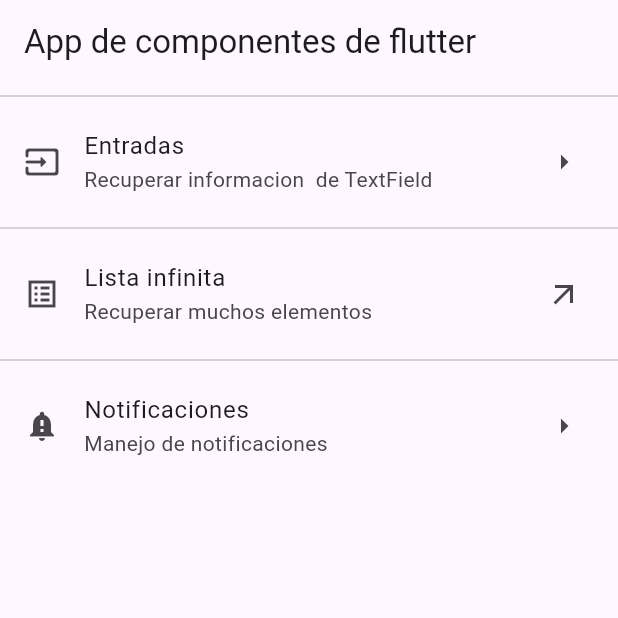
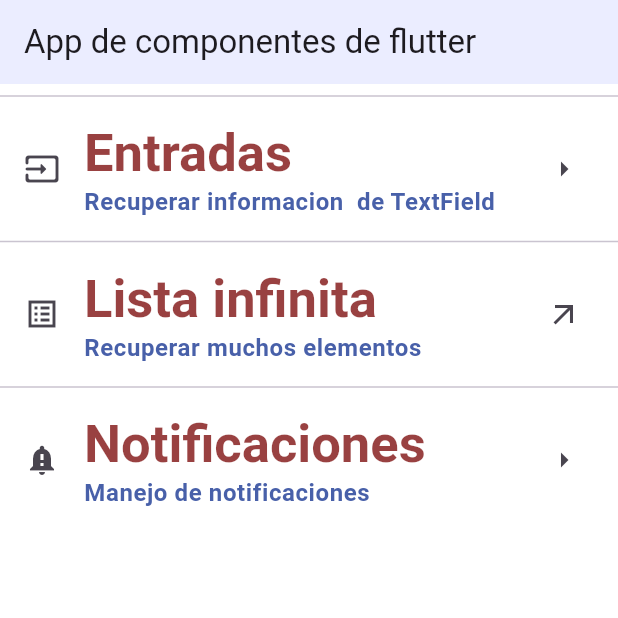
Before and after one commit to SantiagoHM27/componentes_flutter, a Flutter app: the screen it shows after launch, on a phone screen of 412 x 824 dp, the top half of it. Run offline on Flutter 3.47's test engine with Material 3 defaults, Android fonts, the phone set to English and light mode, and no system bars.

Commit message:
Creating a ThemeData for thr app

```diff
--- a/lib/home_screen.dart
+++ b/lib/home_screen.dart
@@ -10,27 +10,42 @@ class HomeScreen extends StatelessWidget {
         title: const Text('App de componentes de flutter'),
       ),
         body:  ListView(
-          children: const [
-            Divider(),
+          children: <Widget> [
+            const Divider(),
             ListTile(
-              title: Text('Entradas'),
-              subtitle: Text('Recuperar informacion  de TextField'),
-              leading: Icon(Icons.input_rounded),
-              trailing: Icon(Icons.arrow_right_outlined),
+              title: Text('Entradas',
+                style: Theme.of(context).textTheme.headlineLarge,
+                ),
+              subtitle: Text('Recuperar informacion  de TextField',
+              style: Theme.of(context).textTheme.bodySmall,
+
+              ),
+              leading:  const Icon(Icons.input_rounded),
+              trailing: const Icon(Icons.arrow_right_outlined),
             ),
-            Divider(),
+            const Divider(),
             ListTile(
-              title: Text('Lista infinita'),
-              subtitle: Text('Recuperar muchos elementos'),
-              leading: Icon(Icons.list_alt_sharp),
-              trailing: Icon(Icons.arrow_outward_outlined),
+              title: Text('Lista infinita',
+              style: Theme.of(context).textTheme.headlineLarge,
+              ),
+
+              subtitle:   Text('Recuperar muchos elementos',
+              style: Theme.of(context).textTheme.bodySmall,
+              ),
+              leading:  const Icon(Icons.list_alt_sharp),
+              trailing:  const Icon(Icons.arrow_outward_outlined),
             ),
-            Divider(),
+            const Divider(),
             ListTile(
-              title: Text('Notificaciones'),
-              subtitle: Text('Manejo de notificaciones'),
-              leading: Icon(Icons.notification_important),
-              trailing: Icon(Icons.arrow_right),
+              title: Text('Notificaciones',
+              style: Theme.of(context).textTheme.headlineLarge,
+              ),
+
+              subtitle:  Text('Manejo de notificaciones',
+              style: Theme.of(context).textTheme.bodySmall,
+              ),
+              leading:  const Icon(Icons.notification_important),
+              trailing: const Icon(Icons.arrow_right),
             )
           ],
         ),
--- a/lib/main_app.dart
+++ b/lib/main_app.dart
@@ -6,9 +6,30 @@ class MainApp extends StatelessWidget {
 
   @override
   Widget build(BuildContext context) {
-    return const MaterialApp(
+    return  MaterialApp(
       debugShowCheckedModeBanner: false,
-      home: HomeScreen(),
+      home: const HomeScreen(),
+      theme: ThemeData(
+          scaffoldBackgroundColor:  Color.fromARGB(197, 255, 255, 255),
+          appBarTheme:  const AppBarTheme (color: Color.fromARGB(21, 15, 39, 255)),
+          textTheme:  const TextTheme(
+            headlineLarge: TextStyle(
+              fontFamily: 'sans-serif',
+              fontSize: 35.0,
+              fontWeight: FontWeight.bold,
+              color: Color.fromARGB(197, 123, 9, 9),
+
+            ),
+            bodySmall: TextStyle(
+              fontSize: 16.0,
+              fontWeight: FontWeight.bold,
+              color: Color.fromARGB(245, 65, 90, 166),
+
+            ),
+
+          ),
+      ),
+
     );
   }
 }
```
